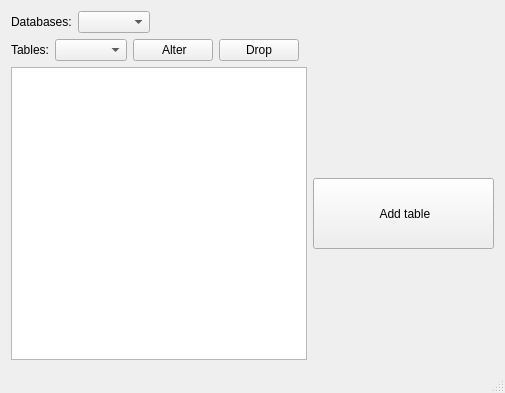
Old version of the form mainwindow.ui in the repository maximillian2/database-mysql-editor.
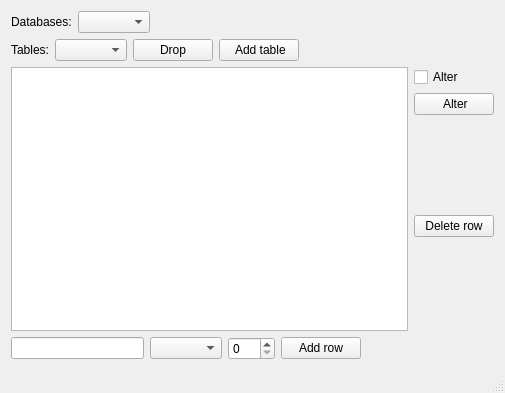
New version of the form.

What changed in the file:
```diff
--- a/mainwindow.ui
+++ b/mainwindow.ui
@@ -20,8 +20,6 @@
    <string>MainWindow</string>
   </property>
   <widget class="QWidget" name="centralWidget">
-   <layout class="QHBoxLayout" name="horizontalLayout_4">
-    <item>
      <layout class="QVBoxLayout" name="verticalLayout">
       <item>
        <layout class="QHBoxLayout" name="horizontalLayout_2">
@@ -51,6 +49,8 @@
        </layout>
       </item>
       <item>
+     <layout class="QHBoxLayout" name="horizontalLayout_5">
+      <item>
        <layout class="QHBoxLayout" name="horizontalLayout">
         <item>
          <widget class="QLabel" name="tableLabel">
@@ -62,13 +62,10 @@
         <item>
          <widget class="QComboBox" name="tableComboBox"/>
         </item>
-        <item>
-         <widget class="QPushButton" name="alterButton">
-          <property name="text">
-           <string> Alter</string>
-          </property>
-         </widget>
-        </item>
+       </layout>
+      </item>
+      <item>
+       <layout class="QHBoxLayout" name="horizontalLayout_3">
         <item>
          <widget class="QPushButton" name="dropButton">
           <property name="text">
@@ -77,37 +74,133 @@
          </widget>
         </item>
         <item>
-         <spacer name="horizontalSpacer_2">
-          <property name="orientation">
-           <enum>Qt::Horizontal</enum>
-          </property>
-          <property name="sizeHint" stdset="0">
-           <size>
-            <width>40</width>
-            <height>20</height>
-           </size>
-          </property>
-         </spacer>
-        </item>
-       </layout>
-      </item>
-      <item>
-       <layout class="QHBoxLayout" name="horizontalLayout_3">
-        <item>
-         <widget class="QTableView" name="tableView"/>
-        </item>
-        <item>
          <widget class="QPushButton" name="addButton">
-          <property name="minimumSize">
-           <size>
-            <width>181</width>
-            <height>71</height>
-           </size>
-          </property>
           <property name="text">
            <string> Add table</string>
           </property>
          </widget>
+        </item>
+       </layout>
+      </item>
+      <item>
+       <spacer name="horizontalSpacer_2">
+        <property name="orientation">
+         <enum>Qt::Horizontal</enum>
+        </property>
+        <property name="sizeHint" stdset="0">
+         <size>
+          <width>40</width>
+          <height>20</height>
+         </size>
+        </property>
+       </spacer>
+      </item>
+     </layout>
+    </item>
+    <item>
+     <layout class="QVBoxLayout" name="verticalLayout_3">
+      <item>
+       <layout class="QHBoxLayout" name="horizontalLayout_4">
+        <item>
+         <widget class="QTableView" name="tableView"/>
+        </item>
+        <item>
+         <layout class="QVBoxLayout" name="verticalLayout_2">
+          <item>
+           <widget class="QCheckBox" name="checkBox">
+            <property name="text">
+             <string>Alter</string>
+            </property>
+           </widget>
+          </item>
+          <item>
+           <widget class="QPushButton" name="alterButton">
+            <property name="text">
+             <string> Alter</string>
+            </property>
+            <property name="checkable">
+             <bool>false</bool>
+            </property>
+           </widget>
+          </item>
+          <item>
+           <spacer name="verticalSpacer">
+            <property name="orientation">
+             <enum>Qt::Vertical</enum>
+            </property>
+            <property name="sizeHint" stdset="0">
+             <size>
+              <width>20</width>
+              <height>40</height>
+             </size>
+            </property>
+           </spacer>
+          </item>
+          <item>
+           <widget class="QPushButton" name="deleteRowButton">
+            <property name="text">
+             <string>Delete row</string>
+            </property>
+           </widget>
+          </item>
+          <item>
+           <spacer name="verticalSpacer_2">
+            <property name="orientation">
+             <enum>Qt::Vertical</enum>
+            </property>
+            <property name="sizeHint" stdset="0">
+             <size>
+              <width>20</width>
+              <height>40</height>
+             </size>
+            </property>
+           </spacer>
+          </item>
+         </layout>
+        </item>
+       </layout>
+      </item>
+      <item>
+       <layout class="QHBoxLayout" name="horizontalLayout_7">
+        <item>
+         <widget class="QLineEdit" name="rowLineEdit">
+          <property name="toolTip">
+           <string>Row name</string>
+          </property>
+         </widget>
+        </item>
+        <item>
+         <widget class="QComboBox" name="typesComboBox"/>
+        </item>
+        <item>
+         <widget class="QSpinBox" name="lengthSpinBox">
+          <property name="toolTip">
+           <string>Row length</string>
+          </property>
+          <property name="maximum">
+           <number>255</number>
+          </property>
+         </widget>
+        </item>
+        <item>
+         <widget class="QPushButton" name="addRowButton">
+          <property name="text">
+           <string>Add row</string>
+          </property>
+         </widget>
+        </item>
+        <item>
+         <spacer name="horizontalSpacer_3">
+          <property name="orientation">
+           <enum>Qt::Horizontal</enum>
+          </property>
+          <property name="sizeHint" stdset="0">
+           <size>
+            <width>40</width>
+            <height>20</height>
+           </size>
+          </property>
+         </spacer>
         </item>
        </layout>
       </item>
```
Lines whose indentation alone changed are shown as unchanged.
